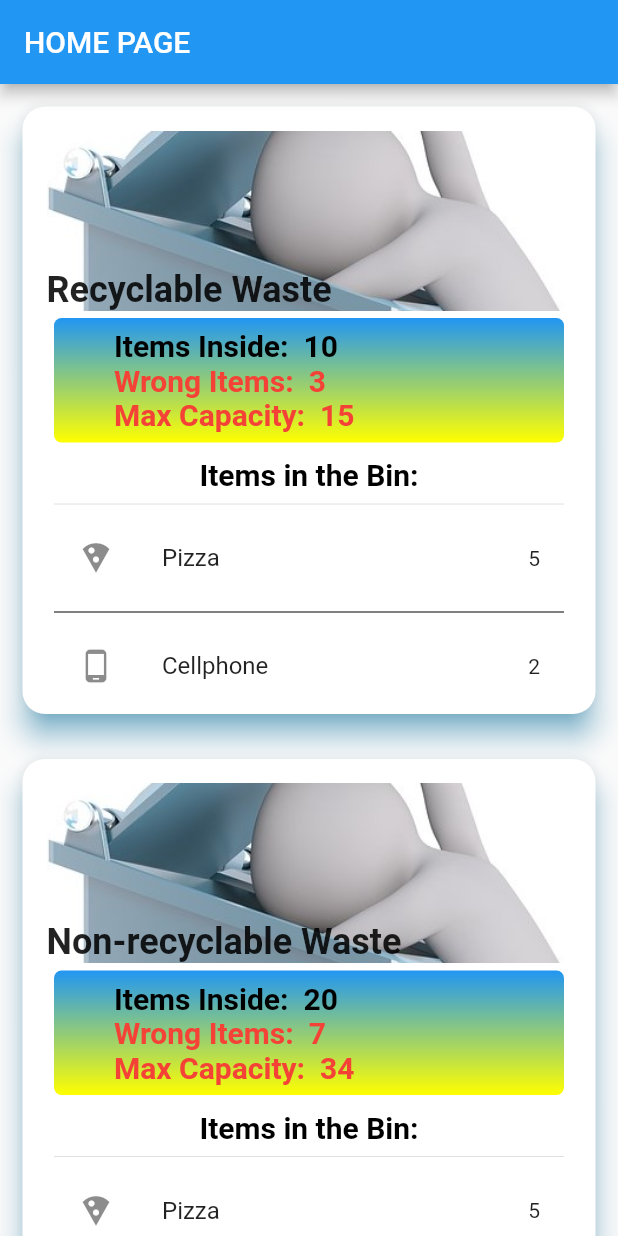
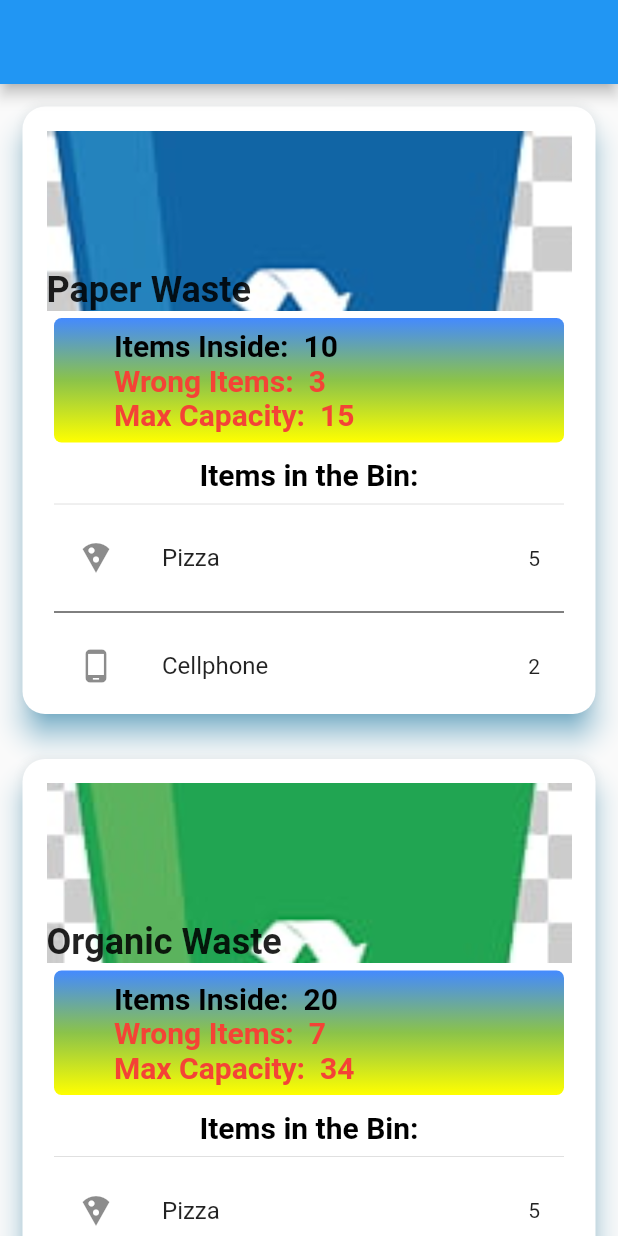
Before and after one commit to velvet-market/GreenseerApp, a Flutter app: the screen it shows after launch, on a phone screen of 412 x 824 dp. Run offline on Flutter 3.47's test engine with Material 2 defaults, Android fonts, the phone set to English and light mode, and no system bars; our stand-ins replace get, google_fonts.

Commit message:
image change

```diff
--- a/lib/screens/homepage.dart
+++ b/lib/screens/homepage.dart
@@ -7,7 +7,7 @@ class HomePage extends StatelessWidget {
     return MaterialApp(
         home: Scaffold(
             appBar: AppBar(
-              title: Text('HOME PAGE'),
+                // title: Text('HOME PAGE'),
                 ),
             body: SingleChildScrollView(
                 scrollDirection: Axis.vertical,
@@ -17,7 +17,7 @@ class HomePage extends StatelessWidget {
                   children: <Widget>[
                     Cardtile(
                       key: UniqueKey(),
-                        title: "Recyclable Waste",
+                      title: "Paper Waste",
                       items: 10,
                       maxcap: 15,
                       wrong: 3,
@@ -26,7 +26,23 @@ class HomePage extends StatelessWidget {
                         "Cellphone": 2,
                         "Glass": 4,
                         "Paper": 2
-                        }),
+                      },
+                      color: "blue",
+                    ),
+                    Cardtile(
+                      key: UniqueKey(),
+                      title: "Organic Waste",
+                      items: 20,
+                      maxcap: 34,
+                      wrong: 7,
+                      list: {
+                        "Pizza": 2,
+                        "Cellphone": 0,
+                        "Glass": 1,
+                        "Paper": 5
+                      },
+                      color: "green",
+                    ),
                     Cardtile(
                       key: UniqueKey(),
                       title: "Non-recyclable Waste",
@@ -38,7 +54,9 @@ class HomePage extends StatelessWidget {
                         "Cellphone": 0,
                         "Glass": 1,
                         "Paper": 5
-                        })
+                      },
+                      color: "yellow",
+                    )
                   ],
                 ))));
   }
--- a/lib/widgets/bintitle.dart
+++ b/lib/widgets/bintitle.dart
@@ -2,8 +2,10 @@ import 'package:flutter/material.dart';
 
 // ignore: must_be_immutable
 class Bintitle extends StatefulWidget {
-  Bintitle({Key? key, required this.title}) : super(key: key);
+  Bintitle({Key? key, required this.title, required this.color})
+      : super(key: key);
   String title;
+  String color;
 
   @override
   State<Bintitle> createState() => _BintitleState();
@@ -17,7 +19,7 @@ class _BintitleState extends State<Bintitle> {
       alignment: Alignment.bottomLeft,
       children: [
         Container(
-          child: Image.asset("assets/images/bin.jpg",
+          child: Image.asset("assets/images/${widget.color}.png",
               width: MediaQuery.of(context).size.width,
               height: 100,
               fit: BoxFit.cover),
--- a/lib/widgets/card.dart
+++ b/lib/widgets/card.dart
@@ -11,15 +11,17 @@ class Cardtile extends StatefulWidget {
   int maxcap;
   int wrong;
   Map<String, dynamic> list;
+  String color;
 
-  Cardtile({
-    Key? key,
-    required this.title,
-    required this.items,
-    required this.maxcap,
-    required this.wrong,
-    required this.list,
-  }) : super(key: key);
+  Cardtile(
+      {Key? key,
+      required this.title,
+      required this.items,
+      required this.maxcap,
+      required this.wrong,
+      required this.list,
+      required this.color})
+      : super(key: key);
 
   @override
   State<Cardtile> createState() => _CardtileState();
@@ -29,6 +31,7 @@ class _CardtileState extends State<Cardtile> {
   @override
   Widget build(BuildContext context) {
     return Card(
+        // color: Colors.grey,
         margin: EdgeInsets.all(15),
         shadowColor: Colors.lightBlue,
         elevation: 8,
@@ -43,6 +46,7 @@ class _CardtileState extends State<Cardtile> {
                 children: [
                   Bintitle(
                     title: widget.title,
+                    color: widget.color,
                   ),
                   Info(
                     key: UniqueKey(),
--- a/lib/widgets/info.dart
+++ b/lib/widgets/info.dart
@@ -24,7 +24,7 @@ class _InfoState extends State<Info> {
       decoration: BoxDecoration(
           // color: Colors.lightGreenAccent,
           gradient: LinearGradient(
-            colors: [Colors.blue, Colors.yellowAccent],
+            colors: [Colors.blueAccent, Colors.lightGreen, Colors.yellowAccent],
             begin: Alignment.topCenter,
             end: Alignment.bottomCenter,
           ),
--- a/pubspec.yaml
+++ b/pubspec.yaml
@@ -49,6 +49,9 @@ flutter:
   # To add assets to your application, add an assets section, like this:
   assets:
     - assets/images/bin.jpg
+    - assets/images/blue.png
+    - assets/images/green.png
+    - assets/images/yellow.png
   #   - images/a_dot_ham.jpeg
 
   # An image asset can refer to one or more resolution-specific "variants", see
```
Also changed, not shown: assets/images/blue.png (added), assets/images/green.png (added), assets/images/yellow.png (added). Lines whose indentation alone changed are shown as unchanged.
